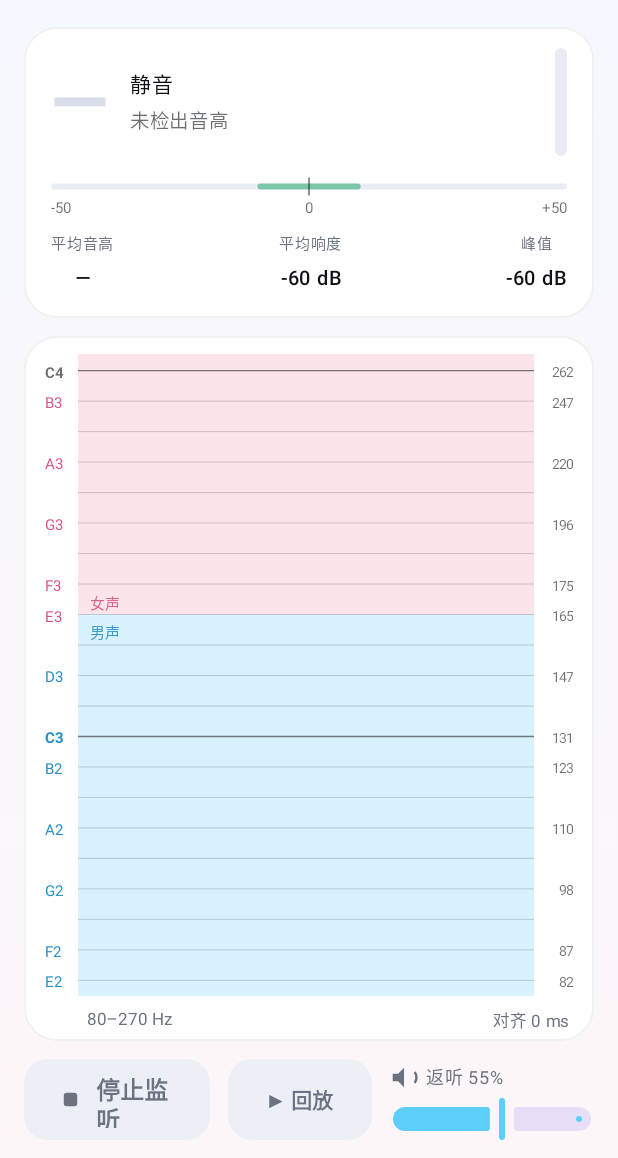
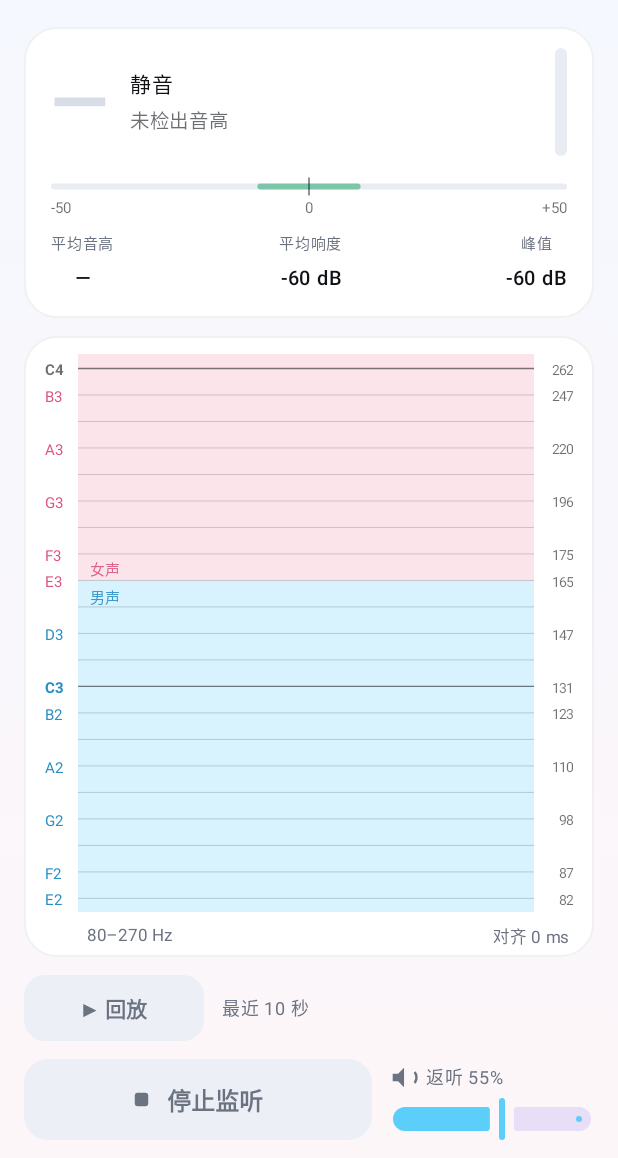
Before and after one commit to vera-qwang/pinkvoice, an Android app built with Jetpack Compose: the screen it shows after launch (MainActivity), after a tap on "开始监听 + 返听", on a phone screen of 412 x 824 dp, the part 78-1236 px from its top. Run offline under Robolectric (Android 15) with nearby library versions, the phone set to English and light mode, and no system bars.

Commit message:
fix(ui): 回放按钮独立成行；开关改成引擎原子判断；窗口长度持久化
用模拟器（360 dp 窄屏，和 PDSM00 一样）验了一轮，暴露三个问题。

## 1. 窄屏挤爆

回放按钮原本和主按钮、音量挤在同一行：

    [开始监听 + 返听 (weight)] [回放 96dp] [返听音量 136dp]

360 dp 宽（去掉页面边距 328 dp）算下来：96 + 136 + 间距 24 = 256 dp，
主按钮只剩 72 dp——「开始监听 + 返听」根本放不下。

回放按钮**单独一行**，主按钮和音量都宽裕了。

## 2. 连点没反应

按钮的点击逻辑原本靠 UI 的 `replaying` 状态判断"开始还是停止"。
那个状态从 StateFlow 来，**可能比引擎的实际状态滞后一帧**——
滞后的时候用户点"停止"，代码按"还没在回放"去 start，
而引擎那边 `replay.active` 是 true，直接返回 false → 点了没反应。

模拟器上连点 6 下，只看到 1 次 `REPLAY start`，其余全被吞了。

现在判断挪到引擎里（`toggleReplay()`），在锁内原子地决定开始还是停止，
UI 只管发指令。返回值用 `ReplayAction` 枚举，UI 能区分
"开始了 / 停了 / 没开始成（还没录到声音）"。

连点 6 下现在的表现：start → stop → start，符合预期。

## 3. 窗口长度重启就丢

用户明确选了 20 秒，下次开 App 又变回 10 秒。

`Prefs` 里加了一项存下来。（现有的返听音量和降噪强度同样没存，
那是另一回事，没动。）

## 模拟器上的验证结果

- 360 dp 窄屏布局：正常，无重叠
- 回放启动：`REPLAY start ms=10000 avail=2880000`
- 回放结束：9.78 秒后 `REPLAY end`（10 秒快照，速度 1:1 正确）
- 停止按钮：`REPLAY stop`
- 连点 6 次：无异常，无崩溃
- 窗口切换 5/10/20 秒：生效，UI 与引擎一致
- 崩溃：0

## 顺带

- 回放期间加了个提示条（"还没录到声音，稍等一下再试"），
  3 秒后自动消失——刚启动监听时缓冲是空的，按回放没反应会让人懵
- 回放按钮从 96dp 加宽到 120dp，文字从"▶ 回放 / ■ 停止"改成
  "▶ 回放 / ■ 停止回放"，状态更清楚

```diff
--- a/app/src/main/java/com/vera/pinkvoice/Prefs.kt
+++ b/app/src/main/java/com/vera/pinkvoice/Prefs.kt
@@ -6,12 +6,13 @@ import com.vera.pinkvoice.ui.ThemeMode
 /**
  * 轻量偏好存储。
  *
- * 目前只有"外观模式"一项，用 SharedPreferences 就够，
+ * 目前只有"外观模式"和"回放窗口"两项，用 SharedPreferences 就够，
  * 没必要为它引入 DataStore 依赖。
  */
 object Prefs {
     private const val FILE = "pinkvoice_prefs"
     private const val KEY_THEME_MODE = "theme_mode"
+    private const val KEY_REPLAY_WINDOW = "replay_window_seconds"
 
     fun themeMode(context: Context): ThemeMode {
         val prefs = context.getSharedPreferences(FILE, Context.MODE_PRIVATE)
@@ -24,4 +25,25 @@ object Prefs {
             .putString(KEY_THEME_MODE, mode.storageKey)
             .apply()
     }
+
+    /**
+     * 回放窗口长度（秒）。
+     *
+     * 用户明确选过的选项，不该每次开 App 都退回默认值。
+     *
+     * @param fallback 存的值不合法时用这个。
+     */
+    fun replayWindowSeconds(context: Context, fallback: Int): Int {
+        val prefs = context.getSharedPreferences(FILE, Context.MODE_PRIVATE)
+        val v = prefs.getInt(KEY_REPLAY_WINDOW, fallback)
+        // 存的值可能被旧版本写坏过，越界就退回默认
+        return if (v in 1..300) v else fallback
+    }
+
+    fun setReplayWindowSeconds(context: Context, seconds: Int) {
+        context.getSharedPreferences(FILE, Context.MODE_PRIVATE)
+            .edit()
+            .putInt(KEY_REPLAY_WINDOW, seconds)
+            .apply()
+    }
 }
--- a/app/src/main/java/com/vera/pinkvoice/ui/VoiceScreen.kt
+++ b/app/src/main/java/com/vera/pinkvoice/ui/VoiceScreen.kt
@@ -78,6 +78,8 @@ import com.vera.pinkvoice.audio.EngineStatus
 import com.vera.pinkvoice.audio.LatencyInfo
 import com.vera.pinkvoice.audio.NoiseGate
 import com.vera.pinkvoice.audio.PitchMath
+import com.vera.pinkvoice.Prefs
+import com.vera.pinkvoice.audio.ReplayAction
 import com.vera.pinkvoice.audio.VoiceEngine
 import kotlin.math.abs
 import kotlin.math.log10
@@ -136,10 +138,25 @@ fun VoiceScreen(
     val freqRange = rememberFrequencyRange()
     // 返听降噪强度：只影响耳朵里听到的，不影响曲线
     var noiseLevel by remember { mutableFloatStateOf(0f) }
-    // 回放窗口长度（秒）
-    var replayWindow by remember { mutableIntStateOf(VoiceEngine.DEFAULT_REPLAY_SECONDS) }
+    // 回放窗口长度（秒）。
+    //
+    // 存进偏好里——用户明确选过的选项，不该每次开 App 都退回默认。
+    var replayWindow by remember {
+        mutableIntStateOf(
+            Prefs.replayWindowSeconds(context, VoiceEngine.DEFAULT_REPLAY_SECONDS)
+        )
+    }
     // 当前是否正在回放
     val replaying = engine.replaying.collectAsState().value
+    // 回放提示（比如"还没录到东西"），null = 不显示
+    var replayHint by remember { mutableStateOf<String?>(null) }
+    // 提示显示几秒后自动消失——一直挂着占地方
+    LaunchedEffect(replayHint) {
+        if (replayHint != null) {
+            delay(3000)
+            replayHint = null
+        }
+    }
     var showSettings by remember { mutableStateOf(false) }
     var device by remember { mutableStateOf(AudioOutputInfo.current(audioManager)) }
 
@@ -195,7 +212,10 @@ fun VoiceScreen(
     }
     LaunchedEffect(gain) { engine.monitorGain = gain }
     LaunchedEffect(noiseLevel) { engine.noiseReductionLevel = noiseLevel }
-    LaunchedEffect(replayWindow) { engine.replayWindowSeconds = replayWindow }
+    LaunchedEffect(replayWindow) {
+        engine.replayWindowSeconds = replayWindow
+        Prefs.setReplayWindowSeconds(context, replayWindow)
+    }
 
     // 视觉对齐量 = 输出延迟 - 分析延迟（推导见 README），蓝牙附加部分手动补
     //
@@ -463,6 +483,63 @@ fun VoiceScreen(
             }
         }
 
+        // ---------------- 回放行 ----------------
+        //
+        // 单独一行，不跟主按钮挤在一起。
+        // 窄屏（360 dp）上三个元素并排的话：主按钮只剩 72 dp，
+        // 「开始监听 + 返听」根本放不下。
+        if (running) {
+            Row(
+                modifier = Modifier.fillMaxWidth(),
+                horizontalArrangement = Arrangement.spacedBy(12.dp),
+                verticalAlignment = Alignment.CenterVertically,
+            ) {
+                Button(
+                    onClick = {
+                        // 状态判断交给引擎——UI 看到的 replaying 可能滞后一帧，
+                        // 拿它来决定"开始还是停止"会点不动。
+                        when (engine.toggleReplay()) {
+                            ReplayAction.STARTED -> replayHint = null
+                            ReplayAction.STOPPED -> replayHint = null
+                            ReplayAction.FAILED -> replayHint = "还没录到声音，稍等一下再试"
+                        }
+                    },
+                    // 扬声器模式也能回放——回放是播放**已经录下的**声音，
+                    // 不会形成正反馈啸叫（实时返听才有那个问题）。
+                    enabled = true,
+                    modifier = Modifier
+                        .width(120.dp)
+                        .height(44.dp),
+                    shape = RoundedCornerShape(14.dp),
+                    colors = ButtonDefaults.buttonColors(
+                        containerColor = if (replaying) {
+                            MaterialTheme.colorScheme.primary
+                        } else {
+                            MaterialTheme.colorScheme.surfaceVariant
+                        },
+                        contentColor = if (replaying) {
+                            MaterialTheme.colorScheme.onPrimary
+                        } else {
+                            MaterialTheme.colorScheme.onSurfaceVariant
+                        },
+                    ),
+                ) {
+                    Text(
+                        text = if (replaying) "■ 停止回放" else "▶ 回放",
+                        fontSize = 14.sp,
+                        fontWeight = FontWeight.SemiBold,
+                        maxLines = 1,
+                    )
+                }
+                Text(
+                    text = replayHint ?: "最近 $replayWindow 秒",
+                    fontSize = 12.sp,
+                    color = MaterialTheme.colorScheme.onSurfaceVariant,
+                    maxLines = 1,
+                )
+            }
+        }
+
         // ---------------- 控制条 ----------------
         Row(
             modifier = Modifier.fillMaxWidth(),
@@ -510,41 +587,6 @@ fun VoiceScreen(
                     fontSize = 16.sp,
                     fontWeight = FontWeight.SemiBold,
                 )
-            }
-
-            // 回放：监听中才有意义（没录到东西可放）
-            if (running) {
-                Button(
-                    onClick = {
-                        if (replaying) engine.stopReplay() else engine.startReplay()
-                    },
-                    // 扬声器模式也能回放——回放是播放**已经录下的**声音，
-                    // 不会形成正反馈啸叫（实时返听才有那个问题）。
-                    enabled = true,
-                    modifier = Modifier
-                        .width(96.dp)
-                        .height(54.dp),
-                    shape = RoundedCornerShape(16.dp),
-                    colors = ButtonDefaults.buttonColors(
-                        containerColor = if (replaying) {
-                            MaterialTheme.colorScheme.primary
-                        } else {
-                            MaterialTheme.colorScheme.surfaceVariant
-                        },
-                        contentColor = if (replaying) {
-                            MaterialTheme.colorScheme.onPrimary
-                        } else {
-                            MaterialTheme.colorScheme.onSurfaceVariant
-                        },
-                    ),
-                ) {
-                    Text(
-                        text = if (replaying) "■ 停止" else "▶ 回放",
-                        fontSize = 14.sp,
-                        fontWeight = FontWeight.SemiBold,
-                        maxLines = 1,
-                    )
-                }
             }
 
             // 返听音量
```
Also changed, not shown: app/src/main/java/com/vera/pinkvoice/audio/VoiceEngine.kt (+51 -3 lines).
